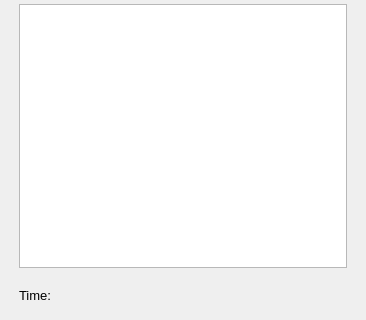
Before: the Qt Designer form TaskPanelCfdSolverControl.ui in jaheyns/CfdOF, drawn with Qt 5; both pictures show x 0 to 366 and y 243 to 563 of the 366 by 563 pixel window.
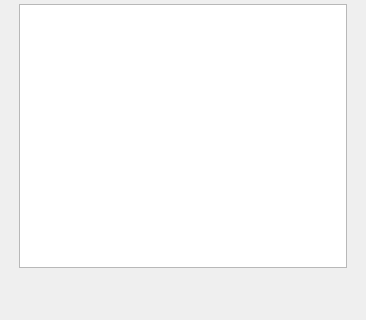
After: the same form once the commit is applied.

The edit to the form file:
```diff
--- a/TaskPanelCfdSolverControl.ui
+++ b/TaskPanelCfdSolverControl.ui
@@ -244,7 +244,7 @@
         </font>
        </property>
        <property name="text">
-        <string>Time:</string>
+        <string/>
        </property>
       </widget>
      </item>
```
Left out of the diff: 26 changed lines with no effect on the pictures.
